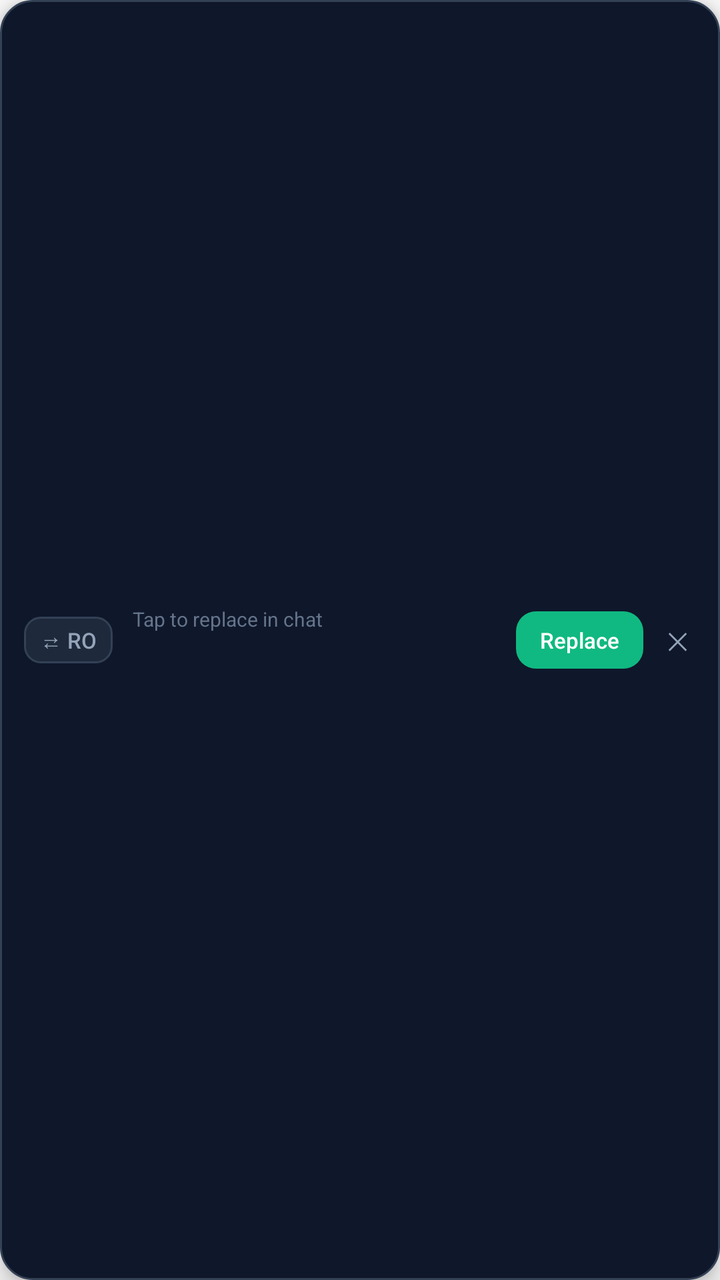
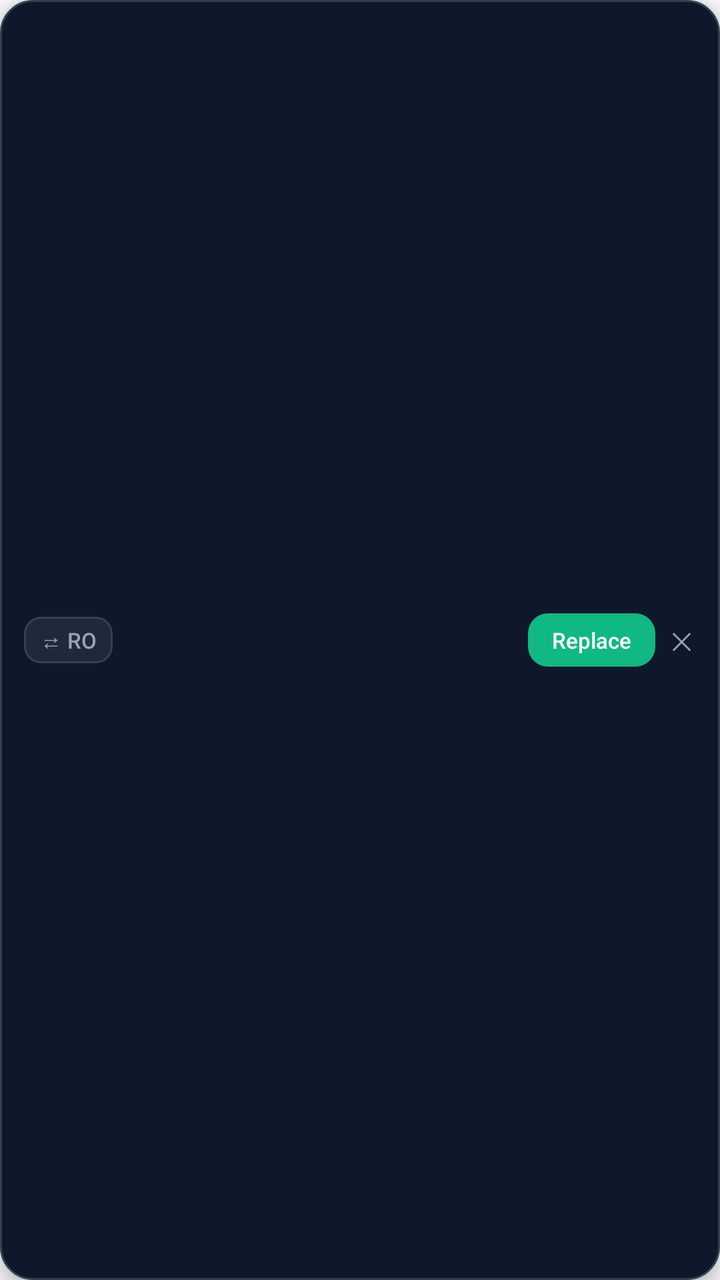

An Android layout rendered at two revisions. The XML below is the earlier revision; the diff shows what the commit changed to produce the second picture.
<!-- AndroidManifest.xml: application theme Theme.Translator -->
<!-- res/layout/draft_preview_overlay.xml -->
<?xml version="1.0" encoding="utf-8"?>
<LinearLayout xmlns:android="http://schemas.android.com/apk/res/android"
    android:id="@+id/draft_container"
    android:layout_width="wrap_content"
    android:layout_height="wrap_content"
    android:background="@drawable/bg_draft_bubble"
    android:orientation="horizontal"
    android:gravity="center_vertical"
    android:paddingStart="12dp"
    android:paddingEnd="8dp"
    android:paddingTop="8dp"
    android:paddingBottom="8dp"
    android:elevation="6dp">

    
    <TextView
        android:id="@+id/draft_badge"
        android:layout_width="wrap_content"
        android:layout_height="wrap_content"
        android:background="@drawable/bg_draft_badge"
        android:paddingStart="8dp"
        android:paddingEnd="8dp"
        android:paddingTop="4dp"
        android:paddingBottom="4dp"
        android:text="⇄ RO"
        android:textColor="#94A3B8"
        android:textSize="11sp"
        android:fontFamily="sans-serif-medium"
        android:layout_marginEnd="10dp" />

    
    <LinearLayout
        android:layout_width="0dp"
        android:layout_height="wrap_content"
        android:layout_weight="1"
        android:orientation="vertical">

        <TextView
            android:id="@+id/draft_label"
            android:layout_width="wrap_content"
            android:layout_height="wrap_content"
            android:text="Tap to replace in chat"
            android:textColor="#64748B"
            android:textSize="10sp"
            android:fontFamily="sans-serif" />

        <TextView
            android:id="@+id/draft_text"
            android:layout_width="wrap_content"
            android:layout_height="wrap_content"
            android:layout_marginTop="2dp"
            android:textColor="#F8FAFC"
            android:textSize="13.5sp"
            android:fontFamily="sans-serif"
            android:maxLines="4"
            android:ellipsize="end"
            android:lineSpacingExtra="1.5dp" />
    </LinearLayout>

    
    <TextView
        android:id="@+id/draft_action_replace"
        android:layout_width="wrap_content"
        android:layout_height="wrap_content"
        android:background="@drawable/bg_draft_action_btn"
        android:paddingStart="12dp"
        android:paddingEnd="12dp"
        android:paddingTop="7dp"
        android:paddingBottom="7dp"
        android:layout_marginStart="8dp"
        android:text="Replace"
        android:textColor="#FFFFFF"
        android:textSize="11sp"
        android:fontFamily="sans-serif-medium" />

    
    <TextView
        android:id="@+id/draft_action_close"
        android:layout_width="wrap_content"
        android:layout_height="wrap_content"
        android:padding="8dp"
        android:layout_marginStart="4dp"
        android:text="✕"
        android:textColor="#94A3B8"
        android:textSize="12sp"
        android:fontFamily="sans-serif-medium" />
</LinearLayout>
<!-- resources referenced by this layout -->
<resources>
  <!-- drawable bg_draft_action_btn (drawable) -->
  <?xml version="1.0" encoding="utf-8"?>
  <shape xmlns:android="http://schemas.android.com/apk/res/android"
      android:shape="rectangle">
      <solid android:color="#10B981" />
      <corners android:radius="10dp" />
  </shape>
  <!-- drawable bg_draft_badge (drawable) -->
  <?xml version="1.0" encoding="utf-8"?>
  <shape xmlns:android="http://schemas.android.com/apk/res/android"
      android:shape="rectangle">
      <solid android:color="#1E293B" />
      <corners android:radius="8dp" />
      <stroke
          android:width="1dp"
          android:color="#334155" />
  </shape>
  <!-- drawable bg_draft_bubble (drawable) -->
  <?xml version="1.0" encoding="utf-8"?>
  <shape xmlns:android="http://schemas.android.com/apk/res/android"
      android:shape="rectangle">
      <solid android:color="#FF0F172A" />
      <corners android:radius="16dp" />
      <stroke
          android:width="1dp"
          android:color="#334155" />
  </shape>
  <style name="Theme.Translator" parent="android:Theme.Material.Light.NoActionBar" />
</resources>

<!-- the commit's change to res/layout/draft_preview_overlay.xml (unified diff, before → after) -->
@@ -8,8 +8,8 @@
     android:gravity="center_vertical"
     android:paddingStart="12dp"
     android:paddingEnd="8dp"
-    android:paddingTop="8dp"
-    android:paddingBottom="8dp"
+    android:paddingTop="7dp"
+    android:paddingBottom="7dp"
     android:elevation="6dp">
 
     
@@ -26,36 +26,20 @@
         android:textColor="#94A3B8"
         android:textSize="11sp"
         android:fontFamily="sans-serif-medium"
-        android:layout_marginEnd="10dp" />
+        android:layout_marginEnd="8dp" />
 
     
-    <LinearLayout
+    <TextView
+        android:id="@+id/draft_text"
         android:layout_width="0dp"
         android:layout_height="wrap_content"
         android:layout_weight="1"
-        android:orientation="vertical">
-
-        <TextView
-            android:id="@+id/draft_label"
-            android:layout_width="wrap_content"
-            android:layout_height="wrap_content"
-            android:text="Tap to replace in chat"
-            android:textColor="#64748B"
-            android:textSize="10sp"
-            android:fontFamily="sans-serif" />
-
-        <TextView
-            android:id="@+id/draft_text"
-            android:layout_width="wrap_content"
-            android:layout_height="wrap_content"
-            android:layout_marginTop="2dp"
-            android:textColor="#F8FAFC"
-            android:textSize="13.5sp"
-            android:fontFamily="sans-serif"
-            android:maxLines="4"
-            android:ellipsize="end"
-            android:lineSpacingExtra="1.5dp" />
-    </LinearLayout>
+        android:textColor="#F8FAFC"
+        android:textSize="13.5sp"
+        android:fontFamily="sans-serif"
+        android:maxLines="3"
+        android:ellipsize="end"
+        android:lineSpacingExtra="1dp" />
 
     
     <TextView
@@ -65,8 +49,8 @@
         android:background="@drawable/bg_draft_action_btn"
         android:paddingStart="12dp"
         android:paddingEnd="12dp"
-        android:paddingTop="7dp"
-        android:paddingBottom="7dp"
+        android:paddingTop="6dp"
+        android:paddingBottom="6dp"
         android:layout_marginStart="8dp"
         android:text="Replace"
         android:textColor="#FFFFFF"
@@ -78,8 +62,8 @@
         android:id="@+id/draft_action_close"
         android:layout_width="wrap_content"
         android:layout_height="wrap_content"
-        android:padding="8dp"
-        android:layout_marginStart="4dp"
+        android:padding="6dp"
+        android:layout_marginStart="2dp"
         android:text="✕"
         android:textColor="#94A3B8"
         android:textSize="12sp"
